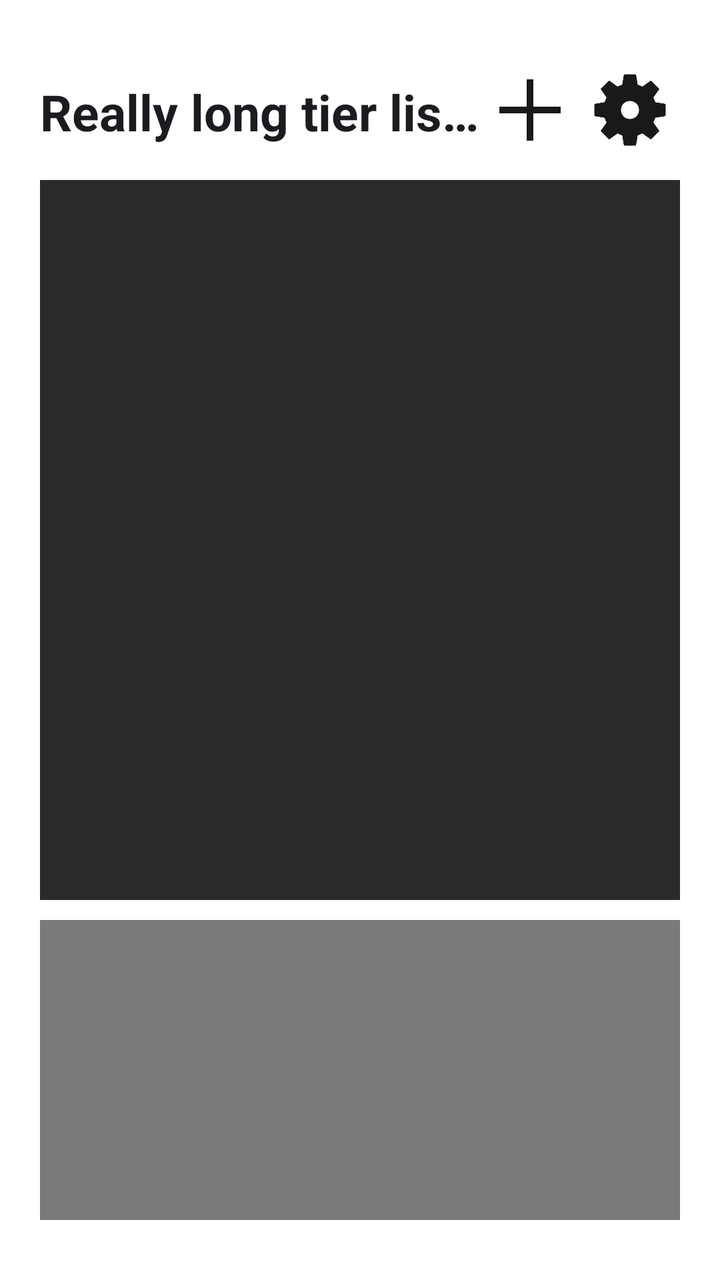
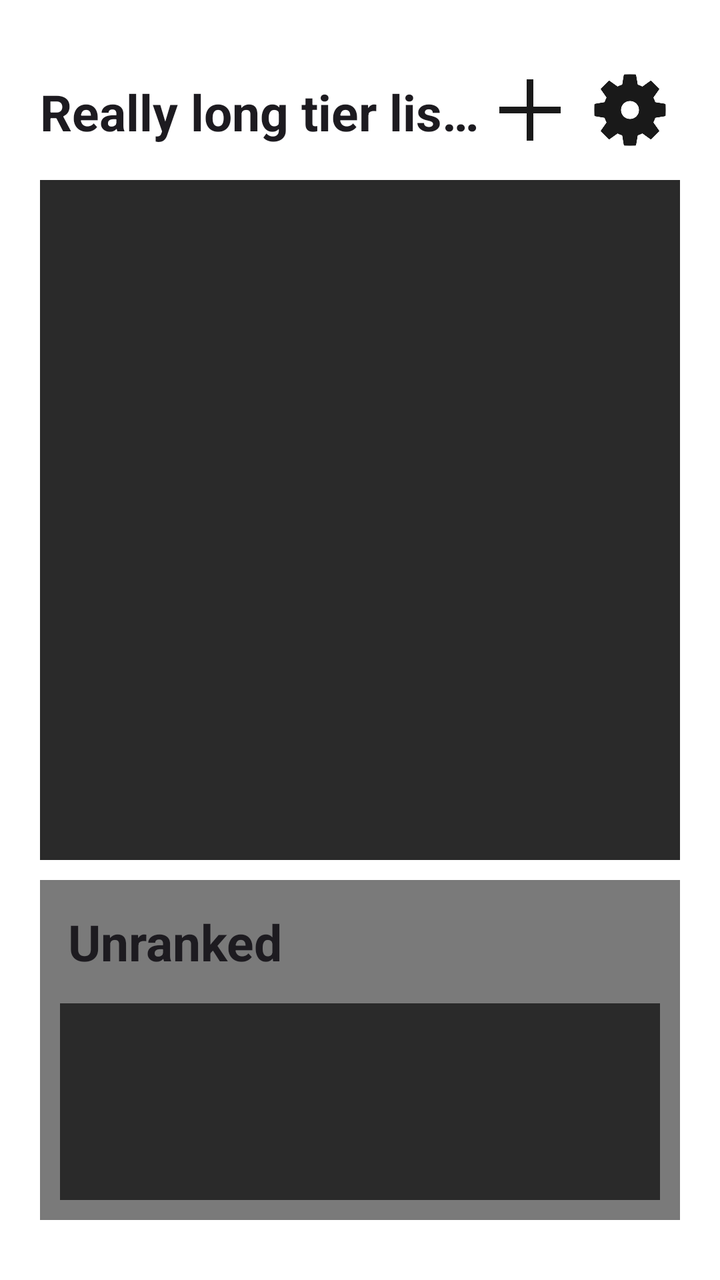

Before-and-after screenshots of an Android layout around one commit, followed by the original layout XML and the change that was made.
<!-- AndroidManifest.xml: application theme Theme.Sample_project -->
<!-- res/layout/activity_main.xml -->
<?xml version="1.0" encoding="utf-8"?>
<androidx.constraintlayout.widget.ConstraintLayout
    xmlns:android="http://schemas.android.com/apk/res/android"
    xmlns:app="http://schemas.android.com/apk/res-auto"
    android:layout_width="match_parent"
    android:layout_height="match_parent"
    android:alpha="1"
    android:background="#FFFFFF">

    <LinearLayout
        android:id="@+id/mainLayout"
        android:layout_width="match_parent"
        android:layout_height="match_parent"
        android:orientation="vertical"
        android:paddingBottom="30dp"
        android:paddingTop="30dp"
        android:paddingLeft="20dp"
        android:paddingRight="20dp"
        app:layout_constraintTop_toTopOf="parent">

        <LinearLayout
            android:layout_width="match_parent"
            android:layout_height="wrap_content"
            android:orientation="horizontal">
            <TextView
                android:id="@+id/tierListTitle"
                android:layout_width="0dp"
                android:layout_height="match_parent"
                android:layout_weight="1"
                android:paddingTop="9dp"
                android:paddingBottom="9dp"
                android:text="Really long tier list name to see how we deal with it"
                android:textAppearance="@style/TextAppearance.AppCompat.Large"
                android:textSize="25sp"
                android:textStyle="bold"
                android:textAlignment="viewStart"
                android:ellipsize="end"
                android:maxLines="1"/>
            <ImageButton
                android:id="@+id/plusIcon"
                android:layout_width="50dp"
                android:layout_height="50dp"
                android:padding="5dp"
                android:background="@null"
                app:tint="#191919"
                android:scaleType="centerCrop"
                app:srcCompat="@drawable/plus"/>
            <ImageButton
                android:id="@+id/tierSettings"
                android:layout_width="50dp"
                android:layout_height="50dp"
                android:padding="5dp"
                android:background="@null"
                app:tint="#191919"
                android:scaleType="centerCrop"
                app:srcCompat="@drawable/tiersettings"/>
        </LinearLayout>

        <androidx.recyclerview.widget.RecyclerView
            android:id="@+id/tierContainer"
            android:layout_width="match_parent"
            android:layout_height="0dp"
            android:layout_weight="1"
            android:background="#2A2A2A"
            android:paddingLeft="4dp"
            android:paddingTop="8dp"
            android:paddingRight="4dp"
            android:paddingBottom="8dp"
            android:layout_marginTop="10dp"
            android:layout_marginBottom="10dp"
        />

        <androidx.recyclerview.widget.RecyclerView
            android:id="@+id/unplacedItems"
            android:layout_width="match_parent"
            android:layout_height="150dp"
            android:background="#7A7A7A"
            android:columnWidth="90dp"
            android:numColumns="auto_fit"
            android:padding="4dp"/>
    </LinearLayout>

</androidx.constraintlayout.widget.ConstraintLayout>
<!-- resources referenced by this layout -->
<resources>
  <!-- drawable plus: png bitmap (drawable, 3029 bytes) -->
  <!-- drawable tiersettings: png bitmap (drawable, 18298 bytes) -->
  <style name="Theme.Sample_project" parent="Base.Theme.Sample_project" />
  <style name="Base.Theme.Sample_project" parent="Theme.Material3.DayNight.NoActionBar">
          
          
          <item name="android:windowBackground">@color/cardview_light_background</item>
      </style>
</resources>

<!-- the commit's change to res/layout/activity_main.xml (unified diff, before → after) -->
@@ -2,6 +2,7 @@
 <androidx.constraintlayout.widget.ConstraintLayout
     xmlns:android="http://schemas.android.com/apk/res/android"
     xmlns:app="http://schemas.android.com/apk/res-auto"
+
     android:layout_width="match_parent"
     android:layout_height="match_parent"
     android:alpha="1"
@@ -70,14 +71,35 @@
             android:layout_marginBottom="10dp"
         />
 
-        <androidx.recyclerview.widget.RecyclerView
-            android:id="@+id/unplacedItems"
+        <LinearLayout
+            android:id="@+id/unrankedContainer"
             android:layout_width="match_parent"
-            android:layout_height="150dp"
+            android:layout_height="170dp"
             android:background="#7A7A7A"
-            android:columnWidth="90dp"
-            android:numColumns="auto_fit"
-            android:padding="4dp"/>
+            android:orientation="vertical"
+            android:padding="10dp">
+
+            <TextView
+                android:id="@+id/tierTitle"
+                android:layout_width="match_parent"
+                android:layout_height="wrap_content"
+                android:layout_marginBottom="10dp"
+                android:padding="4dp"
+                android:text="Unranked"
+                android:textAlignment="viewStart"
+                android:textAppearance="@style/TextAppearance.AppCompat.Large"
+                android:textSize="25sp"
+                android:textStyle="bold" />
+
+            <androidx.recyclerview.widget.RecyclerView
+                android:id="@+id/itemHolderUnranked"
+                android:layout_width="match_parent"
+                android:layout_height="match_parent"
+                android:background="#2A2A2A"
+                android:padding="4dp"
+                android:scrollbars="none"
+                app:layout_constrainedHeight="true"/>
+        </LinearLayout>
     </LinearLayout>
 
 </androidx.constraintlayout.widget.ConstraintLayout>
